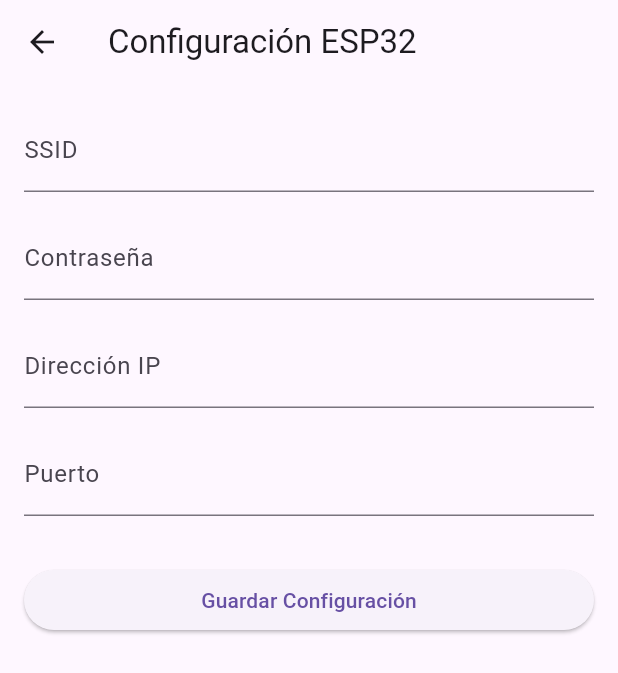
After one commit to YIZUS94/appsigi5, a Flutter app: the FeedersScreen screen opened directly, after a tap on "Configurar ESP32", on a phone screen of 412 x 824 dp. The commit adds this screen. Shown: the top 673 px of the screen. Run offline on Flutter 3.47's test engine with Material 3 defaults, Android fonts, the phone set to English and light mode, and no system bars; our stand-ins replace carousel_slider, flutter_vector_icons, font_awesome_flutter, geolocator, shared_preferences, sqflite and 1 more; accounts and stored records are empty.

Commit message:
Se agrego la conexion con ESP32

```diff
--- /dev/null
+++ b/lib/screens/esp32_config_screen.dart
@@ -0,0 +1,69 @@
+import 'package:flutter/material.dart';
+
+class Esp32ConfigScreen extends StatelessWidget {
+  const Esp32ConfigScreen({super.key});
+
+  @override
+  Widget build(BuildContext context) {
+    final TextEditingController ssidController = TextEditingController();
+    final TextEditingController passwordController = TextEditingController();
+    final TextEditingController ipController = TextEditingController();
+    final TextEditingController portController = TextEditingController();
+
+    return Scaffold(
+      appBar: AppBar(
+        title: const Text('Configuración ESP32'),
+      ),
+      body: Padding(
+        padding: const EdgeInsets.all(16.0),
+        child: Column(
+          crossAxisAlignment: CrossAxisAlignment.start,
+          children: <Widget>[
+            TextField(
+              controller: ssidController,
+              decoration: const InputDecoration(labelText: 'SSID'),
+            ),
+            const SizedBox(height: 16),
+            TextField(
+              controller: passwordController,
+              decoration: const InputDecoration(labelText: 'Contraseña'),
+              obscureText: true,
+            ),
+            const SizedBox(height: 16),
+            TextField(
+              controller: ipController,
+              decoration: const InputDecoration(labelText: 'Dirección IP'),
+              keyboardType: TextInputType.numberWithOptions(decimal: true, signed: false),
+            ),
+            const SizedBox(height: 16),
+            TextField(
+              controller: portController,
+              decoration: const InputDecoration(labelText: 'Puerto'),
+              keyboardType: TextInputType.number,
+            ),
+            const SizedBox(height: 32),
+            SizedBox(
+              width: double.infinity,
+              child: ElevatedButton(
+                onPressed: () {
+                  // Aquí puedes agregar la lógica para guardar o usar los datos del ESP32
+                  String ssid = ssidController.text;
+                  String password = passwordController.text;
+                  String ip = ipController.text;
+                  String port = portController.text;
+                  print('SSID: $ssid, Password: $password, IP: $ip, Puerto: $port');
+                  ScaffoldMessenger.of(context).showSnackBar(
+                    const SnackBar(content: Text('Datos del ESP32 guardados (simulado)')),
+                  );
+                  // Puedes decidir si quieres navegar de vuelta a la pantalla anterior aquí
+                  // Navigator.pop(context);
+                },
+                child: const Text('Guardar Configuración'),
+              ),
+            ),
+          ],
+        ),
+      ),
+    );
+  }
+}
--- a/lib/screens/feeders_screen.dart
+++ b/lib/screens/feeders_screen.dart
@@ -11,41 +11,50 @@ class FeedersScreen extends StatefulWidget {
 class _FeedersScreenState extends State<FeedersScreen> {
   List<String> feeders = ['Comedero 1', 'Comedero 2', 'Comedero 3'];
 
-  @override
-  Widget build(BuildContext context) {
-    return Scaffold(
-      appBar: AppBar(
-        title: const Text('Mis Comederos', style: TextStyle(fontWeight: FontWeight.bold)),
-        centerTitle: true,
-        elevation: 0,
-        backgroundColor: Colors.transparent,
-        foregroundColor: Theme.of(context).primaryColor,
+  void _addFeeder() {
+    setState(() {
+      feeders.add('Comedero ${feeders.length + 1}');
+    });
+  }
+
+  void _removeFeeder(int index) {
+    showDialog(
+      context: context,
+      builder: (context) => AlertDialog(
+        title: const Text('Eliminar comedero'),
+        content: Text('¿Estás seguro de eliminar ${feeders[index]}?'),
+        actions: [
+          TextButton(
+            onPressed: () => Navigator.pop(context),
+            child: const Text('Cancelar'),
           ),
-      body: Padding(
-        padding: const EdgeInsets.all(16.0),
-        child: Column(
-          children: [
-            Expanded(
-              child: feeders.isEmpty
-                  ? _buildEmptyState()
-                  : GridView.builder(
-                      gridDelegate: const SliverGridDelegateWithFixedCrossAxisCount(
-                        crossAxisCount: 2,
-                        crossAxisSpacing: 16,
-                        mainAxisSpacing: 16,
-                        childAspectRatio: 0.9,
+          TextButton(
+            onPressed: () {
+              setState(() {
+                feeders.removeAt(index);
+              });
+              Navigator.pop(context);
+            },
+            child: const Text('Eliminar', style: TextStyle(color: Colors.red)),
           ),
-                      itemCount: feeders.length,
-                      itemBuilder: (context, index) {
-                        return _buildFeederCard(feeders[index], index);
-                      },
-                    ),
-            ),
-            const SizedBox(height: 16),
-            _AddFeederButton(onPressed: _addFeeder),
         ],
       ),
+    );
+  }
+
+  void _navigateToDetail(String feederName) {
+    Navigator.push(
+      context,
+      MaterialPageRoute(
+        builder: (context) => FeederDetailScreen(feederName: feederName),
       ),
+    );
+  }
+
+  void _navigateToEsp32Config() {
+    Navigator.push(
+      context,
+      MaterialPageRoute(builder: (context) => const Esp32ConfigScreen()),
     );
   }
 
@@ -122,55 +131,57 @@ class _FeedersScreenState extends State<FeedersScreen> {
     );
   }
 
-  void _addFeeder() {
-    setState(() {
-      feeders.add('Comedero ${feeders.length + 1}');
-    });
-  }
-
-  void _removeFeeder(int index) {
-    showDialog(
-      context: context,
-      builder: (context) => AlertDialog(
-        title: const Text('Eliminar comedero'),
-        content: Text('¿Estás seguro de eliminar ${feeders[index]}?'),
-        actions: [
-          TextButton(
-            onPressed: () => Navigator.pop(context),
-            child: const Text('Cancelar'),
-          ),
-          TextButton(
-            onPressed: () {
-              setState(() {
-                feeders.removeAt(index);
-              });
-              Navigator.pop(context);
-            },
-            child: const Text('Eliminar', style: TextStyle(color: Colors.red)),
-          ),
-        ],
-      ),
-    );
-  }
-
-  void _navigateToDetail(String feederName) {
-    Navigator.push(
-      context,
-      MaterialPageRoute(
-        builder: (context) => FeederDetailScreen(feederName: feederName),
-      ),
-    );
-  }
-}
-
-class _AddFeederButton extends StatelessWidget {
-  final VoidCallback onPressed;
-
-  const _AddFeederButton({required this.onPressed});
-
   @override
   Widget build(BuildContext context) {
-    return SizedBox(
+    return Scaffold(
+      appBar: AppBar(
+        title: const Text('Mis Comederos', style: TextStyle(fontWeight: FontWeight.bold)),
+        centerTitle: true,
+        elevation: 0,
+        backgroundColor: Colors.transparent,
+        foregroundColor: Theme.of(context).primaryColor,
+      ),
+      body: Padding(
+        padding: const EdgeInsets.all(16.0),
+        child: Column(
+          children: [
+            Expanded(
+              child: feeders.isEmpty
+                  ? _buildEmptyState()
+                  : GridView.builder(
+                      gridDelegate: const SliverGridDelegateWithFixedCrossAxisCount(
+                        crossAxisCount: 2,
+                        crossAxisSpacing: 16,
+                        mainAxisSpacing: 16,
+                        childAspectRatio: 0.9,
+                      ),
+                      itemCount: feeders.length,
+                      itemBuilder: (context, index) {
+                        return _buildFeederCard(feeders[index], index);
+                      },
+                    ),
+            ),
+            const SizedBox(height: 16),
+            SizedBox(
+              width: double.infinity,
+              child: ElevatedButton.icon(
+                icon: const Icon(Icons.wifi, color: Colors.white),
+                label: const Text(
+                  'Configurar ESP32',
+                  style: TextStyle(color: Colors.white),
+                ),
+                style: ElevatedButton.styleFrom(
+                  backgroundColor: Colors.blueGrey,
+                  padding: const EdgeInsets.symmetric(vertical: 15),
+                  shape: RoundedRectangleBorder(
+                    borderRadius: BorderRadius.circular(10),
+                  ),
+                ),
+                onPressed: _navigateToEsp32Config,
+              ),
+            ),
+            const SizedBox(height: 16),
+            SizedBox(
               width: double.infinity,
               child: ElevatedButton.icon(
                 icon: const Icon(Icons.add, color: Colors.white),
@@ -185,8 +196,80 @@ class _AddFeederButton extends StatelessWidget {
                     borderRadius: BorderRadius.circular(10),
                   ),
                 ),
-        onPressed: onPressed,
+                onPressed: _addFeeder,
+              ),
+            ),
+          ],
+        ),
       ),
     );
   }
 }
+
+class Esp32ConfigScreen extends StatelessWidget {
+  const Esp32ConfigScreen({super.key});
+
+  @override
+  Widget build(BuildContext context) {
+    final TextEditingController ssidController = TextEditingController();
+    final TextEditingController passwordController = TextEditingController();
+    final TextEditingController ipController = TextEditingController();
+    final TextEditingController portController = TextEditingController();
+
+    return Scaffold(
+      appBar: AppBar(
+        title: const Text('Configuración ESP32'),
+      ),
+      body: Padding(
+        padding: const EdgeInsets.all(16.0),
+        child: Column(
+          crossAxisAlignment: CrossAxisAlignment.start,
+          children: <Widget>[
+            TextField(
+              controller: ssidController,
+              decoration: const InputDecoration(labelText: 'SSID'),
+            ),
+            const SizedBox(height: 16),
+            TextField(
+              controller: passwordController,
+              decoration: const InputDecoration(labelText: 'Contraseña'),
+              obscureText: true,
+            ),
+            const SizedBox(height: 16),
+            TextField(
+              controller: ipController,
+              decoration: const InputDecoration(labelText: 'Dirección IP'),
+              keyboardType: TextInputType.numberWithOptions(decimal: true, signed: false),
+            ),
+            const SizedBox(height: 16),
+            TextField(
+              controller: portController,
+              decoration: const InputDecoration(labelText: 'Puerto'),
+              keyboardType: TextInputType.number,
+            ),
+            const SizedBox(height: 32),
+            SizedBox(
+              width: double.infinity,
+              child: ElevatedButton(
+                onPressed: () {
+                  // Aquí puedes agregar la lógica para guardar o usar los datos del ESP32
+                  String ssid = ssidController.text;
+                  String password = passwordController.text;
+                  String ip = ipController.text;
+                  String port = portController.text;
+                  print('SSID: $ssid, Password: $password, IP: $ip, Puerto: $port');
+                  ScaffoldMessenger.of(context).showSnackBar(
+                    const SnackBar(content: Text('Datos del ESP32 guardados (simulado)')),
+                  );
+                  // Puedes decidir si quieres navegar de vuelta a la pantalla anterior aquí
+                  // Navigator.pop(context);
+                },
+                child: const Text('Guardar Configuración'),
+              ),
+            ),
+          ],
+        ),
+      ),
+    );
+  }
+}
--- a/lib/screens/food_tab.dart
+++ b/lib/screens/food_tab.dart
@@ -1,6 +1,5 @@
 // food_tab.dart
 import 'package:flutter/material.dart';
-import 'dart:math';
 
 class _AddEditFoodDialog extends StatefulWidget {
   final Map<String, dynamic>? initialFood;
```
Lines whose indentation alone changed are shown as unchanged.
